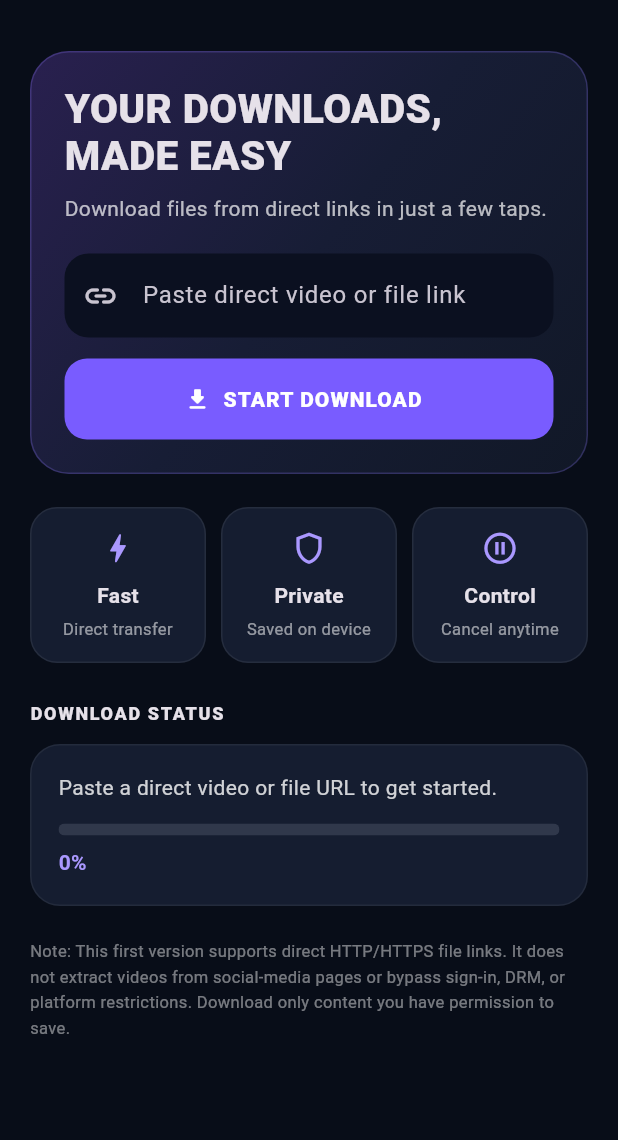
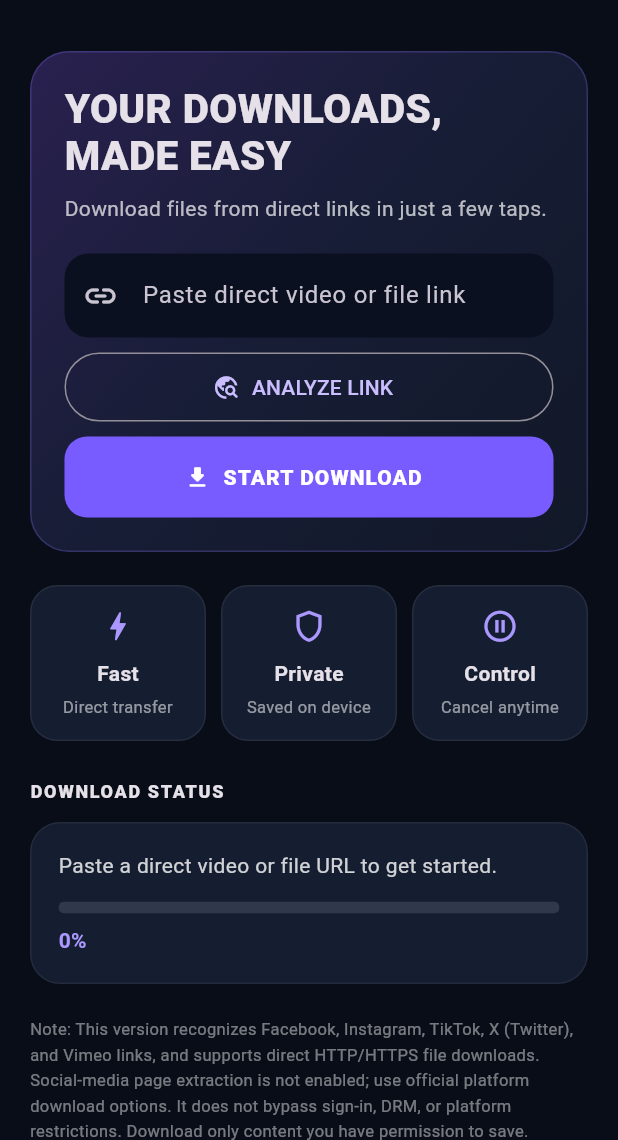
Before and after one commit to bdcricketscorer/Downloader-, a Flutter app: the screen it shows after launch, on a phone screen of 412 x 824 dp, the part 96-1236 px from its top. Run offline on Flutter 3.47's test engine with Material 3 defaults, Android fonts, the phone set to English and light mode, and no system bars; our stand-ins replace dio.

Commit message:
Add social platform link recognition and safe official-link handling

```diff
--- a/lib/main.dart
+++ b/lib/main.dart
@@ -1,6 +1,7 @@
 import 'package:dio/dio.dart';
 import 'package:flutter/material.dart';
 import 'package:path_provider/path_provider.dart';
+import 'package:url_launcher/url_launcher.dart';
 
 void main() => runApp(const VideoDownloaderApp());
 
@@ -41,6 +42,43 @@ class _DownloaderHomeState extends State<DownloaderHome> {
   bool _downloading = false;
   String _status = 'Paste a direct video or file URL to get started.';
   String? _savedPath;
+  String? _detectedPlatform;
+  String? _platformHelp;
+  Uri? _platformUri;
+
+  String? _platformForHost(String host) {
+    final h = host.toLowerCase().replaceFirst(RegExp(r'^www\\.'), '');
+    if (h == 'facebook.com' || h.endsWith('.facebook.com') || h == 'fb.watch') return 'Facebook';
+    if (h == 'instagram.com' || h.endsWith('.instagram.com')) return 'Instagram';
+    if (h == 'tiktok.com' || h.endsWith('.tiktok.com') || h == 'vm.tiktok.com') return 'TikTok';
+    if (h == 'x.com' || h.endsWith('.x.com') || h == 'twitter.com' || h.endsWith('.twitter.com')) return 'X (Twitter)';
+    if (h == 'vimeo.com' || h.endsWith('.vimeo.com')) return 'Vimeo';
+    return null;
+  }
+
+  void _analyzeLink() {
+    final raw = _urlController.text.trim();
+    final uri = Uri.tryParse(raw);
+    if (uri == null || !uri.hasScheme || (uri.scheme != 'http' && uri.scheme != 'https') || uri.host.isEmpty) {
+      setState(() { _detectedPlatform = null; _platformUri = null; _platformHelp = 'Enter a valid website link first.'; });
+      return;
+    }
+    final platform = _platformForHost(uri.host);
+    setState(() {
+      _detectedPlatform = platform ?? 'Direct link / Other website';
+      _platformUri = uri;
+      _platformHelp = platform == null
+          ? 'If this is a direct media or file URL, use Start Download. Website pages may not provide a downloadable file.'
+          : '$platform link detected. Use the platform\'s official download or sharing options where available. This app will not bypass login, DRM, or platform restrictions.';
+      _status = platform == null ? 'Link analyzed.' : '$platform link detected. Direct page extraction is not available.';
+    });
+  }
+
+  Future<void> _openPlatform() async {
+    final uri = _platformUri;
+    if (uri == null) return;
+    await launchUrl(uri, mode: LaunchMode.externalApplication);
+  }
 
   Future<void> _download() async {
     final url = _urlController.text.trim();
@@ -195,7 +233,16 @@ class _DownloaderHomeState extends State<DownloaderHome> {
                     ),
                   ),
                 ),
-                const SizedBox(height: 14),
+                const SizedBox(height: 10),
+                SizedBox(
+                  width: double.infinity, height: 46,
+                  child: OutlinedButton.icon(
+                    onPressed: _analyzeLink,
+                    icon: const Icon(Icons.travel_explore_rounded),
+                    label: const Text('ANALYZE LINK'),
+                  ),
+                ),
+                const SizedBox(height: 10),
                 SizedBox(
                   width: double.infinity, height: 54,
                   child: FilledButton.icon(
@@ -212,6 +259,22 @@ class _DownloaderHomeState extends State<DownloaderHome> {
                 ),
               ]),
             ),
+            if (_platformHelp != null) ...[
+              const SizedBox(height: 14),
+              Container(
+                padding: const EdgeInsets.all(16),
+                decoration: BoxDecoration(color: const Color(0xFF151D30), borderRadius: BorderRadius.circular(18), border: Border.all(color: const Color(0xFF8C75FF).withValues(alpha: .25))),
+                child: Column(crossAxisAlignment: CrossAxisAlignment.start, children: [
+                  Row(children: [const Icon(Icons.public_rounded, color: Color(0xFFAA98FF)), const SizedBox(width: 8), Expanded(child: Text(_detectedPlatform ?? 'Link information', style: const TextStyle(fontWeight: FontWeight.w800))) ]),
+                  const SizedBox(height: 8),
+                  Text(_platformHelp!, style: const TextStyle(color: Colors.white70, height: 1.4)),
+                  if (_platformUri != null && _detectedPlatform != 'Direct link / Other website') ...[
+                    const SizedBox(height: 10),
+                    Align(alignment: Alignment.centerRight, child: TextButton.icon(onPressed: _openPlatform, icon: const Icon(Icons.open_in_new), label: const Text('Open official page'))),
+                  ],
+                ]),
+              ),
+            ],
             const SizedBox(height: 22),
             Row(children: [
               _feature(Icons.bolt_rounded, 'Fast', 'Direct transfer'),
@@ -264,8 +327,8 @@ class _DownloaderHomeState extends State<DownloaderHome> {
             ),
             const SizedBox(height: 22),
             Text(
-              'Note: This first version supports direct HTTP/HTTPS file links. '
-              'It does not extract videos from social-media pages or bypass sign-in, '
+              'Note: This version recognizes Facebook, Instagram, TikTok, X (Twitter), and Vimeo links, and supports direct HTTP/HTTPS file downloads. '
+              'Social-media page extraction is not enabled; use official platform download options. It does not bypass sign-in, '
               'DRM, or platform restrictions. Download only content you have permission to save.',
               style: TextStyle(color: Colors.white.withValues(alpha: .45), fontSize: 11, height: 1.5),
             ),
```
